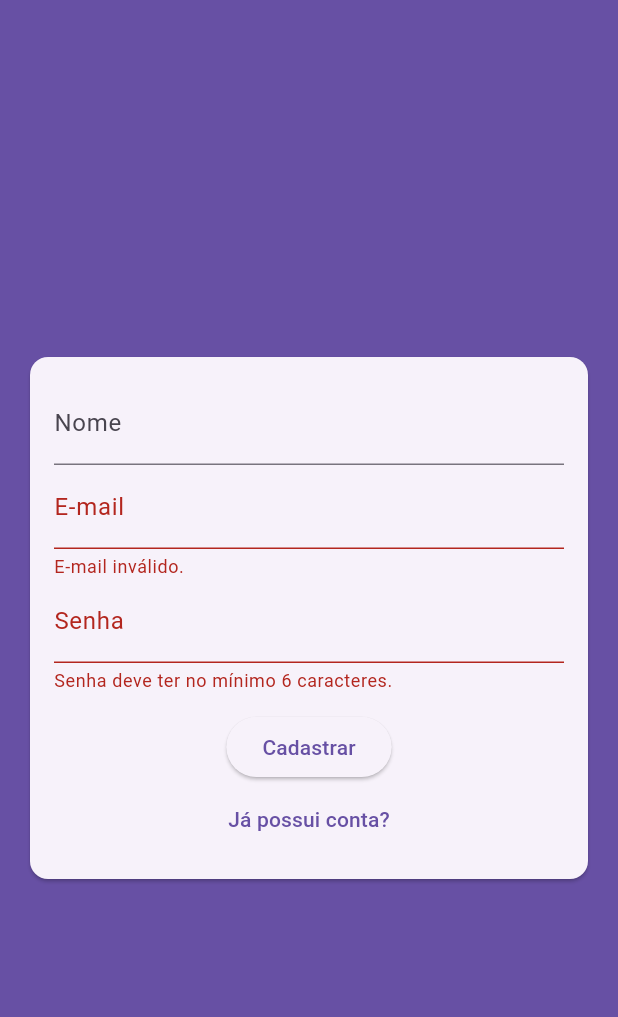
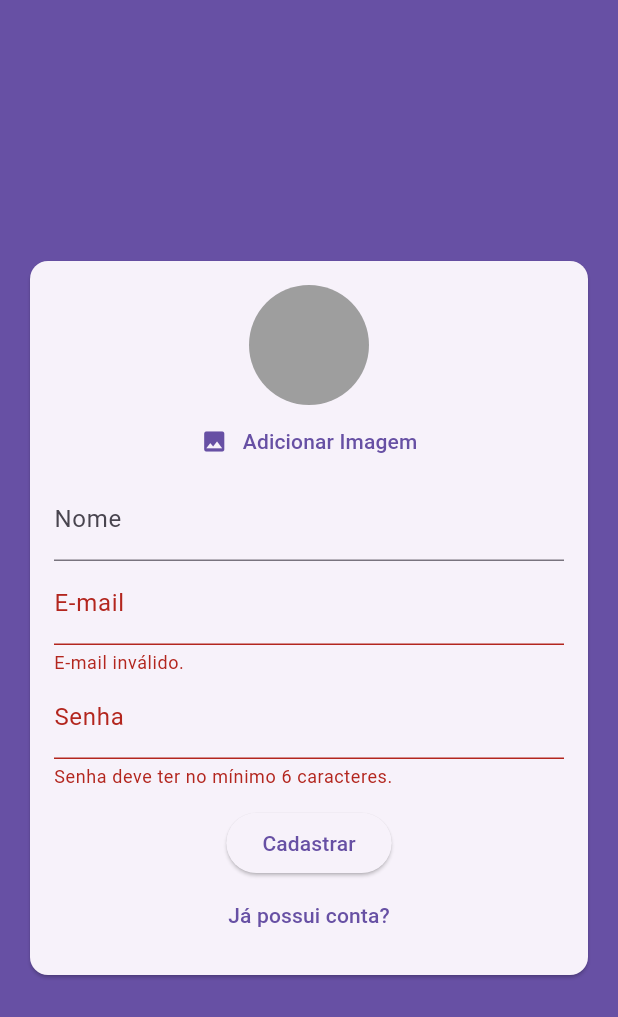
Before and after one commit to RafaellaBarbosa/chat, a Flutter app: the screen it shows after launch, after a tap on "Entrar", after a tap on "Criar uma nova conta?", on a phone screen of 412 x 824 dp. Shown: the top 1017 px of the screen. Run offline on Flutter 3.47's test engine with Material 3 defaults, Android fonts, the phone set to English and light mode, and no system bars; our stand-ins replace image_picker.

Commit message:
feat(auth): adicionar UserImagePicker para seleção de imagem de perfil

```diff
--- a/lib/components/auth_form.dart
+++ b/lib/components/auth_form.dart
@@ -1,3 +1,6 @@
+import 'dart:io';
+
+import 'package:chat/components/user_image_picker.dart';
 import 'package:chat/models/auth_form_data.dart';
 import 'package:flutter/material.dart';
 
@@ -14,9 +17,26 @@ class _AuthFormState extends State<AuthForm> {
   final _formKey = GlobalKey<FormState>();
   final _formData = AuthFormData();
 
+  void _handleImagePick(File image) {
+    _formData.image = image;
+  }
+
+  void _showError(String msg) {
+    ScaffoldMessenger.of(context).showSnackBar(
+      SnackBar(
+        content: Text(msg),
+        backgroundColor: Theme.of(context).colorScheme.error,
+      ),
+    );
+  }
+
   void _submit() {
     final isValid = _formKey.currentState?.validate() ?? false;
     if (!isValid) return;
+
+    if (_formData.image == null && _formData.isSignup) {
+      return _showError('Imagem não selecionada!');
+    }
 
     widget.onSubmit(_formData);
   }
@@ -31,6 +51,8 @@ class _AuthFormState extends State<AuthForm> {
           key: _formKey,
           child: Column(
             children: [
+              if (_formData.isSignup)
+                UserImagePicker(onImagePick: _handleImagePick),
               if (_formData.isSignup)
                 TextFormField(
                   key: const ValueKey('name'),
@@ -78,16 +100,16 @@ class _AuthFormState extends State<AuthForm> {
                 child: Text(_formData.isLogin ? 'Entrar' : 'Cadastrar'),
               ),
               TextButton(
+                child: Text(
+                  _formData.isLogin
+                      ? 'Criar uma nova conta?'
+                      : 'Já possui conta?',
+                ),
                 onPressed: () {
                   setState(() {
                     _formData.toggleAuthMode();
                   });
                 },
-                child: Text(
-                  _formData.isLogin
-                      ? 'Criar uma nova conta?'
-                      : 'Já possui conta?',
-                ),
               ),
             ],
           ),
--- /dev/null
+++ b/lib/components/user_image_picker.dart
@@ -0,0 +1,58 @@
+import 'dart:io';
+
+import 'package:flutter/material.dart';
+import 'package:image_picker/image_picker.dart';
+
+class UserImagePicker extends StatefulWidget {
+  final void Function(File image) onImagePick;
+
+  const UserImagePicker({super.key, required this.onImagePick});
+
+  @override
+  State<UserImagePicker> createState() => _UserImagePickerState();
+}
+
+class _UserImagePickerState extends State<UserImagePicker> {
+  File? _image;
+
+  Future<void> _pickImage() async {
+    final picker = ImagePicker();
+    final pickedImage = await picker.pickImage(
+      source: ImageSource.gallery,
+      imageQuality: 50,
+      maxWidth: 150,
+    );
+
+    if (pickedImage != null) {
+      setState(() {
+        _image = File(pickedImage.path);
+      });
+
+      widget.onImagePick(_image!);
+    }
+  }
+
+  @override
+  Widget build(BuildContext context) {
+    return Column(
+      children: [
+        CircleAvatar(
+          radius: 40,
+          backgroundColor: Colors.grey,
+          backgroundImage: _image != null ? FileImage(_image!) : null,
+        ),
+        TextButton(
+          onPressed: _pickImage,
+          child: Row(
+            mainAxisAlignment: MainAxisAlignment.center,
+            children: [
+              Icon(Icons.image, color: Theme.of(context).primaryColor),
+              SizedBox(width: 10),
+              Text('Adicionar Imagem'),
+            ],
+          ),
+        ),
+      ],
+    );
+  }
+}
```
